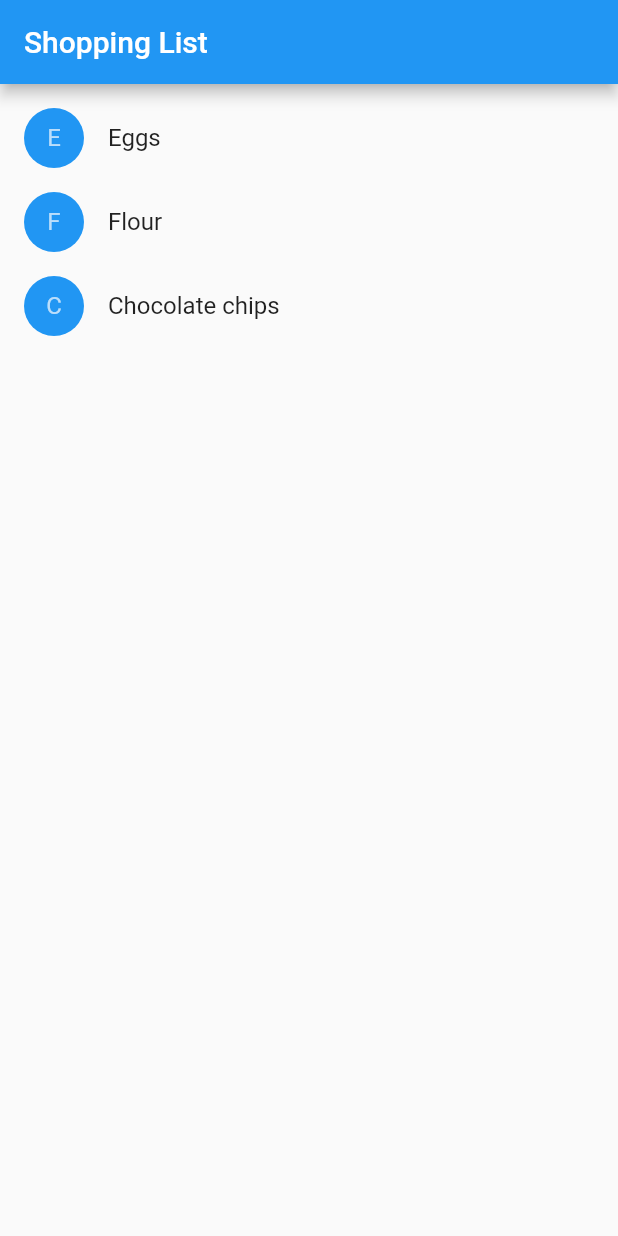
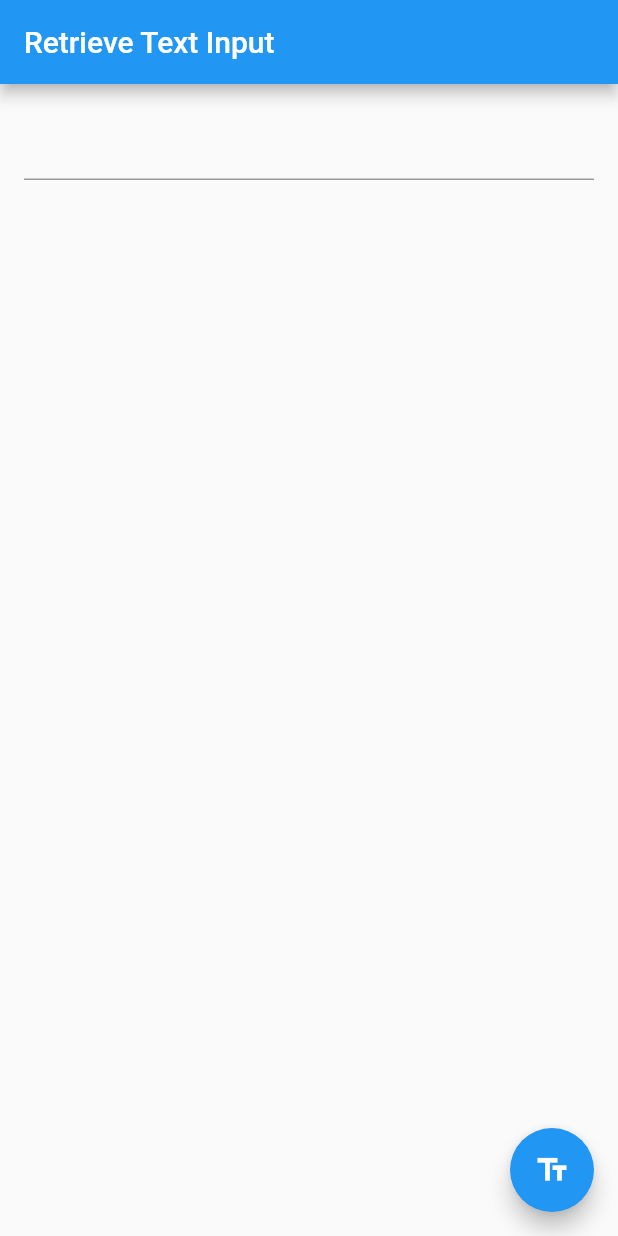
Before and after one commit to droibit/hello_flutter, a Flutter app: the screen it shows after launch, on a phone screen of 412 x 824 dp. Run offline on Flutter 3.47's test engine with Material 2 defaults, Android fonts, the phone set to English and light mode, and no system bars.

Commit message:
Add forms sample in cookbook

```diff
--- a/lib/main.dart
+++ b/lib/main.dart
@@ -1,13 +1,4 @@
 import 'package:flutter/material.dart';
-import 'src/introduction_to_widgets.dart';
+import 'src/cookbook/forms/retrieve_input.dart';
 
-void main() => runApp(MaterialApp(
-  title: 'My app',
-  home: ShoppingList(
-    products: <Product>[
-      Product(name: 'Eggs'),
-      Product(name: 'Flour'),
-      Product(name: 'Chocolate chips'),
-    ],
-  ),
-));
+void main() => runApp(MyApp());
--- /dev/null
+++ b/lib/src/cookbook/forms/focus.dart
@@ -0,0 +1,64 @@
+import 'package:flutter/material.dart';
+
+// ref. https://flutter.dev/docs/cookbook/forms/focus
+class MyApp extends StatelessWidget {
+
+  @override
+  Widget build(BuildContext context) {
+    return MaterialApp(
+      title: 'Text Field Focus',
+      home: _MyCustomForm(),
+    );
+  }
+}
+
+class _MyCustomForm extends StatefulWidget {
+
+  @override
+  State createState() => _MyCustomFormState();
+}
+
+class _MyCustomFormState extends State<_MyCustomForm> {
+
+  FocusNode myFocusNode;
+
+  @override
+  void initState() {
+    super.initState();
+    myFocusNode = FocusNode();
+  }
+
+
+  @override
+  void dispose() {
+    myFocusNode.dispose();
+    super.dispose();
+  }
+
+  @override
+  Widget build(BuildContext context) {
+    return Scaffold(
+      appBar: AppBar(
+        title: Text('Text Fields Focus'),
+      ),
+      body: Padding(
+        padding: const EdgeInsets.all(16.0),
+        child: Column(
+          children: <Widget>[
+            TextField(
+              autofocus: true,
+            ),
+            TextField(
+              focusNode: myFocusNode,
+            )
+          ],
+        ),
+      ),
+      floatingActionButton: FloatingActionButton(
+        onPressed: () => FocusScope.of(context).requestFocus(myFocusNode),
+        tooltip: 'Focus SEcond Text Field',
+        child: Icon(Icons.edit),
+      ),
+    );
+  }
+}
--- /dev/null
+++ b/lib/src/cookbook/forms/retrieve_input.dart
@@ -0,0 +1,64 @@
+import 'package:flutter/material.dart';
+
+// ref. https://flutter.dev/docs/cookbook/forms/retrieve-input
+class MyApp extends StatelessWidget {
+  @override
+  Widget build(BuildContext context) {
+    return MaterialApp(
+      title: 'Retrieve Text Input',
+      home: _MyCustomForm(),
+    );
+  }
+}
+
+class _MyCustomForm extends StatefulWidget {
+  @override
+  State createState() => _MyCustomFormState();
+}
+
+class _MyCustomFormState extends State<_MyCustomForm> {
+  final myController = TextEditingController();
+
+  @override
+  void dispose() {
+    myController.dispose();
+    super.dispose();
+  }
+
+  @override
+  Widget build(BuildContext context) {
+    return Scaffold(
+      appBar: AppBar(
+        title: Text('Retrieve Text Input'),
+      ),
+      body: Padding(
+        padding: const EdgeInsets.all(16.0),
+        child: TextField(
+          controller: myController,
+        ),
+      ),
+      floatingActionButton: FloatingActionButton(
+        onPressed: () {
+          showDialog(
+              context: context,
+              builder: (context) {
+                return AlertDialog(
+                  content: Text(myController.text),
+                  actions: <Widget>[
+                    FlatButton(
+                      onPressed: () {
+                        Navigator.of(context).pop();
+                      },
+                      child: Text('Close'),
+                    )
+                  ],
+                );
+              },
+          );
+        },
+        tooltip: 'Show me the value!',
+        child: Icon(Icons.text_fields),
+      ),
+    );
+  }
+}
--- /dev/null
+++ b/lib/src/cookbook/forms/text_field_changes.dart
@@ -0,0 +1,66 @@
+import 'package:flutter/material.dart';
+
+// ref. https://flutter.dev/docs/cookbook/forms/text-field-changes
+class MyApp extends StatelessWidget {
+
+  @override
+  Widget build(BuildContext context) {
+    return MaterialApp(
+      title: 'Retrieve Text Input',
+      home: _MyCustomForm(),
+    );
+  }
+}
+
+class _MyCustomForm extends StatefulWidget {
+
+  @override
+  State createState() => _MyCustomFormState();
+}
+
+class _MyCustomFormState extends State<_MyCustomForm> {
+
+  final myController = TextEditingController();
+
+
+  @override
+  void initState() {
+    super.initState();
+
+    myController.addListener(_printLatestValue);
+  }
+
+  @override
+  void dispose() {
+    myController.dispose();
+    super.dispose();
+  }
+
+  @override
+  Widget build(BuildContext context) {
+    return Scaffold(
+      appBar: AppBar(
+        title: Text('Retrive Text Inpu'),
+      ),
+      body: Padding(
+        padding: const EdgeInsets.all(16.0),
+        child: Column(
+          children: <Widget>[
+            TextField(
+              onChanged: (text) {
+                print('First text field: $text');
+              },
+            ),
+            TextField(
+              controller: myController,
+            )
+          ],
+        ),
+      ),
+    );
+  }
+
+  _printLatestValue() {
+    print('Second text field: ${myController.text}');
+  }
+}
--- /dev/null
+++ b/lib/src/cookbook/forms/validation.dart
@@ -0,0 +1,59 @@
+import 'package:flutter/material.dart';
+
+// ref. https://flutter.dev/docs/cookbook/forms/validation
+class MyApp extends StatelessWidget {
+  @override
+  Widget build(BuildContext context) {
+    return MaterialApp(
+      title: 'Form Valiation Demo',
+      home: Scaffold(
+        appBar: AppBar(
+          title: Text('Form Valiation Demo'),
+        ),
+        body: _MyCustomForm(),
+      ),
+    );
+  }
+}
+
+class _MyCustomForm extends StatefulWidget {
+  @override
+  State createState() => _MyCustomFormState();
+}
+
+class _MyCustomFormState extends State<_MyCustomForm> {
+  final _formKey = GlobalKey<FormState>();
+
+  @override
+  Widget build(BuildContext context) {
+    return Form(
+      key: _formKey,
+      child: Column(
+        crossAxisAlignment: CrossAxisAlignment.start,
+        children: <Widget>[
+          TextFormField(
+            validator: (value) {
+              if (value.isEmpty) {
+                return 'Please enter some text';
+              }
+              return null;
+            },
+          ),
+          Padding(
+            padding: const EdgeInsets.symmetric(vertical: 16.0),
+            child: RaisedButton(
+              onPressed: () {
+                if (_formKey.currentState.validate()) {
+                  Scaffold.of(context).showSnackBar(SnackBar(
+                    content: Text('Processing Data'),
+                  ));
+                }
+              },
+              child: Text('Submit'),
+            ),
+          ),
+        ],
+      ),
+    );
+  }
+}
```
